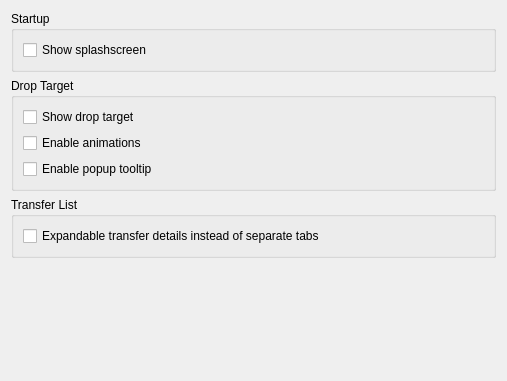
KDE/kget, file conf/dlgappearance.ui: the form before one commit.
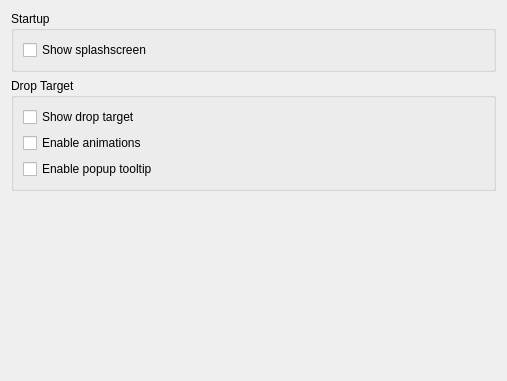
The form after the commit.

Commit message: Only supports showing transfer details in an extendable.

What changed in the file:
```diff
--- a/conf/dlgappearance.ui
+++ b/conf/dlgappearance.ui
@@ -58,22 +58,6 @@
     </widget>
    </item>
    <item row="2" column="0">
-    <widget class="QGroupBox" name="groupBox">
-     <property name="title">
-      <string>Transfer List</string>
-     </property>
-     <layout class="QGridLayout" name="gridLayout_3">
-      <item row="0" column="0">
-       <widget class="QCheckBox" name="kcfg_ShowExpandableTransferDetails">
-        <property name="text">
-         <string>Expandable transfer details instead of separate tabs</string>
-        </property>
-       </widget>
-      </item>
-     </layout>
-    </widget>
-   </item>
-   <item row="3" column="0">
     <spacer>
      <property name="orientation">
       <enum>Qt::Vertical</enum>
```
The commit also changes 6 other files.
